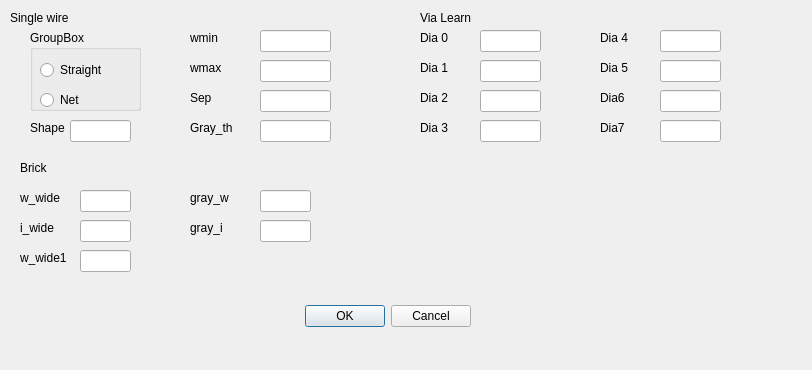
Before: the Qt Designer form ViaWireExtract/singlevweparadialog.ui in chenyufjfz/ChipPintu, drawn with Qt 5.
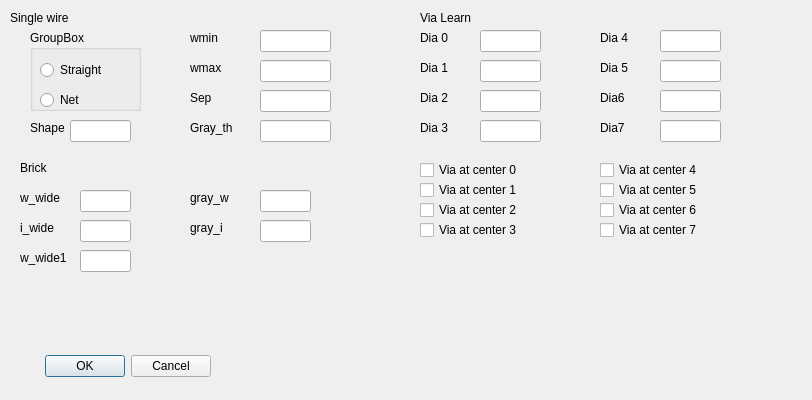
After: the same form once the commit is applied.

The edit to the form file:
```diff
--- a/ViaWireExtract/singlevweparadialog.ui
+++ b/ViaWireExtract/singlevweparadialog.ui
@@ -7,7 +7,7 @@
     <x>0</x>
     <y>0</y>
     <width>812</width>
-    <height>370</height>
+    <height>400</height>
    </rect>
   </property>
   <property name="windowTitle">
@@ -16,9 +16,9 @@
   <widget class="QDialogButtonBox" name="buttonBox">
    <property name="geometry">
     <rect>
-     <x>130</x>
-     <y>300</y>
-     <width>341</width>
+     <x>10</x>
+     <y>350</y>
+     <width>201</width>
      <height>32</height>
     </rect>
    </property>
@@ -521,6 +521,110 @@
     </rect>
    </property>
   </widget>
+  <widget class="QCheckBox" name="viacenter0">
+   <property name="geometry">
+    <rect>
+     <x>420</x>
+     <y>160</y>
+     <width>131</width>
+     <height>20</height>
+    </rect>
+   </property>
+   <property name="text">
+    <string>Via at center 0</string>
+   </property>
+  </widget>
+  <widget class="QCheckBox" name="viacenter1">
+   <property name="geometry">
+    <rect>
+     <x>420</x>
+     <y>180</y>
+     <width>111</width>
+     <height>20</height>
+    </rect>
+   </property>
+   <property name="text">
+    <string>Via at center 1</string>
+   </property>
+  </widget>
+  <widget class="QCheckBox" name="viacenter2">
+   <property name="geometry">
+    <rect>
+     <x>420</x>
+     <y>200</y>
+     <width>111</width>
+     <height>20</height>
+    </rect>
+   </property>
+   <property name="text">
+    <string>Via at center 2</string>
+   </property>
+  </widget>
+  <widget class="QCheckBox" name="viacenter3">
+   <property name="geometry">
+    <rect>
+     <x>420</x>
+     <y>220</y>
+     <width>111</width>
+     <height>20</height>
+    </rect>
+   </property>
+   <property name="text">
+    <string>Via at center 3</string>
+   </property>
+  </widget>
+  <widget class="QCheckBox" name="viacenter4">
+   <property name="geometry">
+    <rect>
+     <x>600</x>
+     <y>160</y>
+     <width>111</width>
+     <height>20</height>
+    </rect>
+   </property>
+   <property name="text">
+    <string>Via at center 4</string>
+   </property>
+  </widget>
+  <widget class="QCheckBox" name="viacenter5">
+   <property name="geometry">
+    <rect>
+     <x>600</x>
+     <y>180</y>
+     <width>111</width>
+     <height>20</height>
+    </rect>
+   </property>
+   <property name="text">
+    <string>Via at center 5</string>
+   </property>
+  </widget>
+  <widget class="QCheckBox" name="viacenter6">
+   <property name="geometry">
+    <rect>
+     <x>600</x>
+     <y>200</y>
+     <width>111</width>
+     <height>20</height>
+    </rect>
+   </property>
+   <property name="text">
+    <string>Via at center 6</string>
+   </property>
+  </widget>
+  <widget class="QCheckBox" name="viacenter7">
+   <property name="geometry">
+    <rect>
+     <x>600</x>
+     <y>220</y>
+     <width>111</width>
+     <height>20</height>
+    </rect>
+   </property>
+   <property name="text">
+    <string>Via at center 7</string>
+   </property>
+  </widget>
  </widget>
  <resources/>
  <connections>
```
